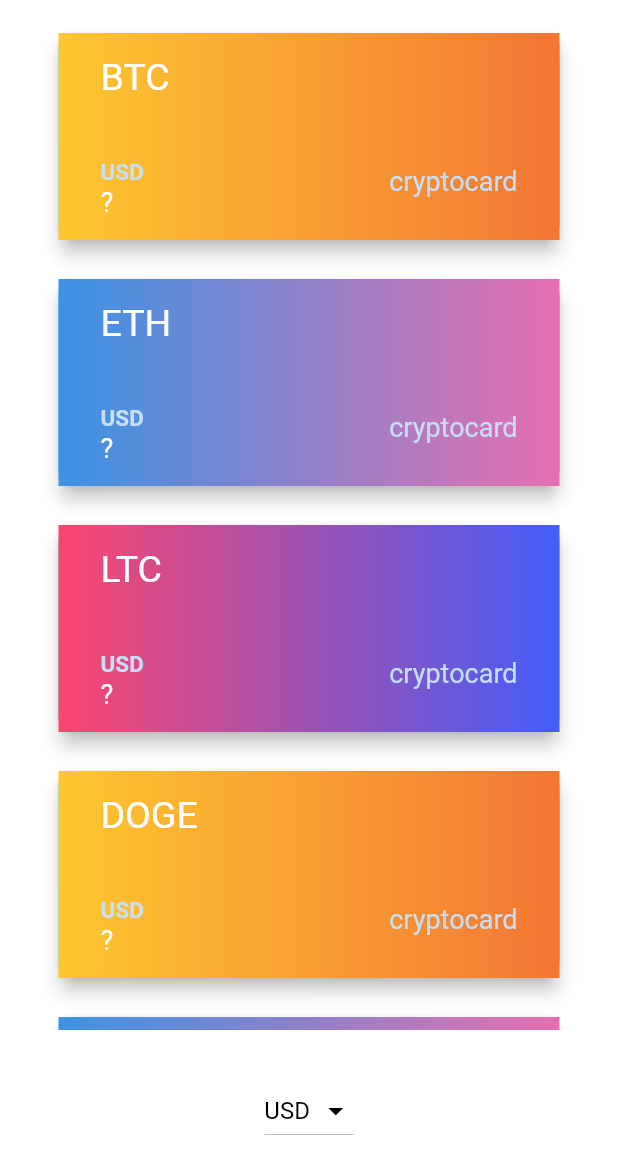
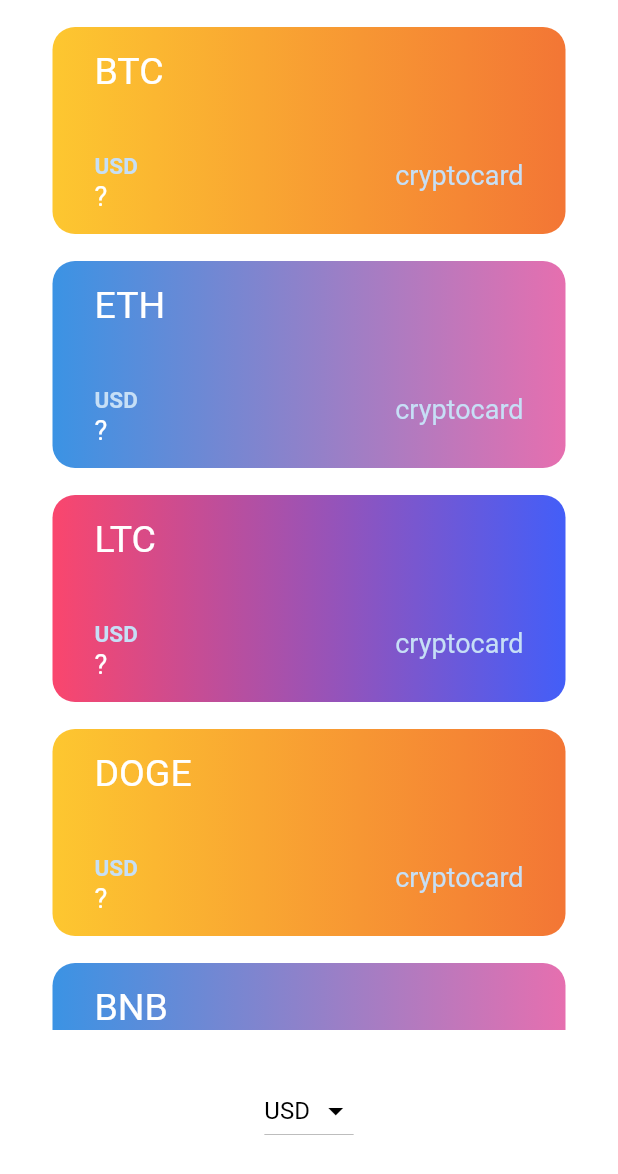
Before and after one commit to MustafaSarikaya/Bitcoin-Ticker-Flutter-App, a Flutter app: the screen it shows after launch, on a phone screen of 412 x 824 dp. Shown: the top 1174 px of the screen. Run offline on Flutter 3.47's test engine with Material 2 defaults, Android fonts, the phone set to English and light mode, and no system bars; network calls fail.

```diff
--- /dev/null
+++ b/lib/components/gradient_card.dart
@@ -0,0 +1,85 @@
+import 'package:flutter/material.dart';
+
+class GradientCard extends StatelessWidget {
+  GradientCard({
+    this.value,
+    this.selectedCurrency,
+    this.cryptoCurrency,
+    this.colourList,
+  });
+
+  final String value;
+  final String selectedCurrency;
+  final String cryptoCurrency;
+  final List<Color> colourList;
+
+  @override
+  Widget build(BuildContext context) {
+    return Padding(
+      padding: EdgeInsets.fromLTRB(35.0, 18.0, 35.0, 0),
+      child: Container(
+        decoration: BoxDecoration(
+          gradient: LinearGradient(colors: colourList ?? [Colors.yellow, Colors.orange]),
+          borderRadius: BorderRadius.circular(15.0),
+        ),
+        child: Padding(
+          padding: EdgeInsets.symmetric(vertical: 15.0, horizontal: 28.0),
+          child: Row(
+              mainAxisAlignment: MainAxisAlignment.spaceBetween,
+              children: <Widget>[
+                Column(
+                  mainAxisAlignment: MainAxisAlignment.spaceBetween,
+                  crossAxisAlignment: CrossAxisAlignment.start,
+                  children: [
+                    Text(
+                      cryptoCurrency,
+                      style: TextStyle(
+                        fontSize: 25.0,
+                      ),
+                    ),
+                    SizedBox(
+                      height: 40.0,
+                    ),
+                    Column(
+                      crossAxisAlignment: CrossAxisAlignment.start,
+                      children: [
+                        Text(
+                          selectedCurrency,
+                          style: TextStyle(
+                            color: Color(0xFFC6DFF6),
+                            fontSize: 15.0,
+                            fontWeight: FontWeight.w600,
+                          ),
+                        ),
+                        Text(
+                          value,
+                          style: TextStyle(
+                            color: Colors.white,
+                            fontSize: 18.0,
+                          ),
+                        ),
+                      ],
+                    ),
+                  ],
+                ),
+                Column(
+                  children: [
+                    SizedBox(
+                      height: 60.0,
+                    ),
+                    Text(
+                      'cryptocard',
+                      textAlign: TextAlign.end,
+                      style: TextStyle(
+                        fontSize: 18.0,
+                        color: Color(0xFFC6DFF6),
+                      ),
+                    ),
+                  ],
+                ),
+              ]),
+        ),
+      ),
+    );
+  }
+}
--- a/lib/main.dart
+++ b/lib/main.dart
@@ -7,6 +7,7 @@ class MyApp extends StatelessWidget {
   @override
   Widget build(BuildContext context) {
     return MaterialApp(
+      debugShowCheckedModeBanner: false,
       theme: ThemeData.dark().copyWith(
           primaryColor: Colors.white,
           scaffoldBackgroundColor: Colors.white),
--- a/lib/price_screen.dart
+++ b/lib/price_screen.dart
@@ -1,8 +1,8 @@
 import 'package:flutter/cupertino.dart';
 import 'package:flutter/material.dart';
-import 'package:bitcoin_ticker_app/coin_data.dart';
+import 'package:bitcoin_ticker_app/utilities/coin_data.dart';
+import 'components/gradient_card.dart';
 import 'dart:io' show Platform;
-import 'dart:math' as math;
 
 
 class PriceScreen extends StatefulWidget {
@@ -110,7 +110,7 @@ class _PriceScreenState extends State<PriceScreen> {
               child: ListView.builder(
                 shrinkWrap: true,
                 itemCount: cryptoList.length,
-                itemBuilder: (context, n) => CryptoCard(
+                itemBuilder: (context, n) => GradientCard(
                   cryptoCurrency: cryptoList[n],
                   selectedCurrency: selectedCurrency,
                   colourList: colours[n %3],
@@ -131,104 +131,3 @@ class _PriceScreenState extends State<PriceScreen> {
     );
   }
 }
-
-
-class CryptoCard extends StatelessWidget {
-  const CryptoCard({
-    this.value,
-    this.selectedCurrency,
-    this.cryptoCurrency,
-    this.colourList,
-  });
-
-  final String value;
-  final String selectedCurrency;
-  final String cryptoCurrency;
-  final List<Color> colourList;
-
-
-  @override
-  Widget build(BuildContext context) {
-    return Padding(
-      padding: EdgeInsets.fromLTRB(35.0, 18.0, 35.0, 0),
-      child: Card(
-        color: Colors.lightBlueAccent,
-        elevation: 5.0,
-        shape: RoundedRectangleBorder(
-          borderRadius: BorderRadius.circular(10.0),
-        ),
-        child: Container(
-          decoration: BoxDecoration(
-            gradient: LinearGradient(colors: colourList ?? [Colors.yellow, Colors.orange]),
-          ),
-          child: Padding(
-            padding: EdgeInsets.symmetric(vertical: 15.0, horizontal: 28.0),
-            child: Row(
-                mainAxisAlignment: MainAxisAlignment.spaceBetween,
-                children: <Widget>[
-                  Column(
-                    mainAxisAlignment: MainAxisAlignment.spaceBetween,
-                    crossAxisAlignment: CrossAxisAlignment.start,
-                    children: [
-                      Text(
-                        cryptoCurrency,
-                        style: TextStyle(
-                          fontSize: 25.0,
-                        ),
-                      ),
-                      SizedBox(
-                        height: 40.0,
-                      ),
-                      Column(
-                        crossAxisAlignment: CrossAxisAlignment.start,
-                        children: [
-                          Text(
-                            selectedCurrency,
-                            style: TextStyle(
-                              color: Color(0xFFC6DFF6),
-                              fontSize: 15.0,
-                              fontWeight: FontWeight.w600,
-                            ),
-                          ),
-                          Text(
-                            value,
-                            style: TextStyle(
-                              color: Colors.white,
-                              fontSize: 18.0,
-                            ),
-                          ),
-                        ],
-                      ),
-                    ],
-                  ),
-                  Column(
-                    children: [
-                      SizedBox(
-                        height: 60.0,
-                      ),
-                      Text(
-                        'cryptocard',
-                        textAlign: TextAlign.end,
-                        style: TextStyle(
-                          fontSize: 18.0,
-                          color: Color(0xFFC6DFF6),
-                        ),
-                      ),
-                    ],
-                  ),
-                ]),
-          ),
-        ),
-      ),
-    );
-  }
-}
-
-class GradientCard extends StatelessWidget {
-  @override
-  Widget build(BuildContext context) {
-    return Material(
-
-    );
-  }
-}
--- a/lib/coin_data.dart
+++ b/lib/utilities/coin_data.dart
@@ -1,4 +1,4 @@
-import 'package:bitcoin_ticker_app/constants.dart';
+import 'package:bitcoin_ticker_app/utilities/constants.dart';
 import 'networking.dart';
 
 const List<String> currenciesList = [
```
Also changed, not shown: lib/utilities/networking.dart (renamed from lib/networking.dart), pubspec.lock.
